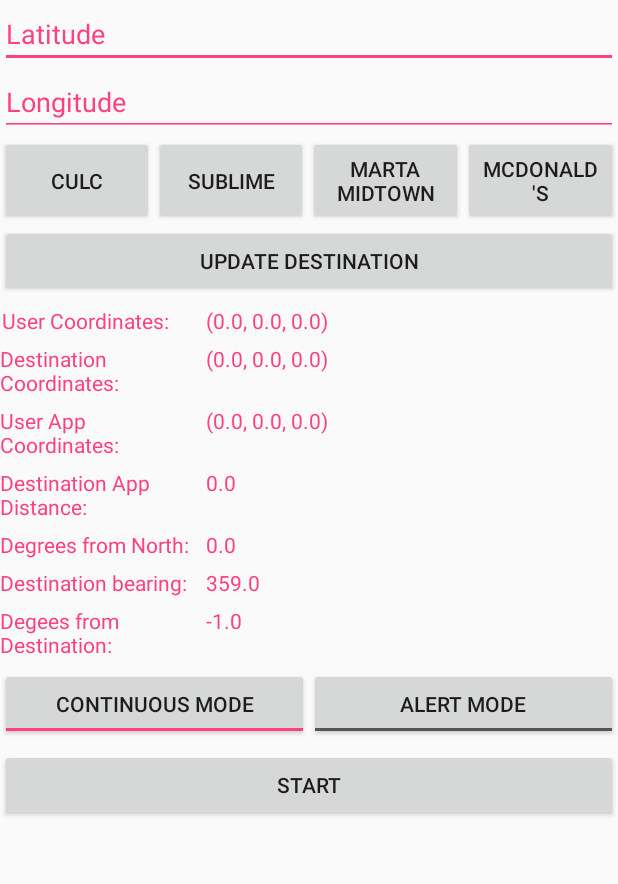
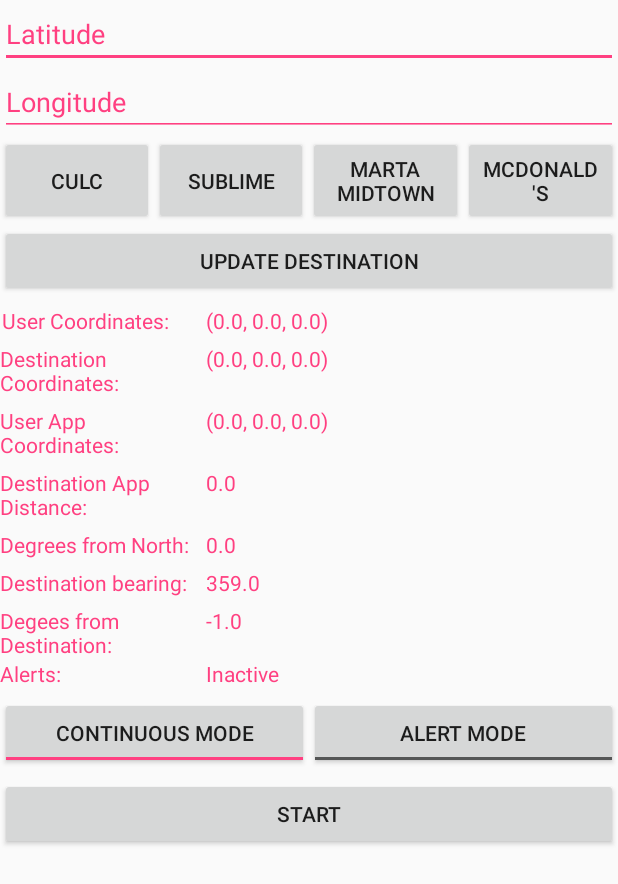
Before and after one commit to rhiannanberry/BinauralAudioService, an Android app: the screen it shows after launch (MainActivity), on a phone screen of 412 x 824 dp. Shown: the top 884 px of the screen. Run offline under Robolectric (Android 15) with nearby library versions, the phone set to English and light mode, and no system bars; libraries missing offline, so code that uses them is left out: com.google.vr.sdk; plain views replace GvrView; 19 statements that could not run were skipped.

Commit message:
Finally pushing the alert stuff wahoo

```diff
--- /dev/null
+++ b/app/src/main/java/com/compaudio/javabinauralservice/AlertManager.java
@@ -0,0 +1,136 @@
+package com.compaudio.javabinauralservice;
+
+import android.util.Log;
+
+import com.google.vr.sdk.audio.GvrAudioEngine;
+
+import java.util.Timer;
+import java.util.TimerTask;
+
+public class AlertManager {
+    private static final String TAG = "Alerts";
+
+    private static final AlertManager ourInstance = new AlertManager();
+    //these use real distances
+    private double originalDistance;
+    private double shortestDistance;
+    private double threshDistance;
+    private double endTime, timeRemaining, timeTimer;
+    private boolean distTripped, angleTripped, alertActive,  alertsEnabled;
+    public boolean alertCurrentlyActive;
+    private int sourceId;
+    GvrAudioEngine ae;
+    private Timer timer;
+    private TimerTask task;
+    public static AlertManager getInstance() {
+        return ourInstance;
+    }
+
+    private AlertManager() {
+        distTripped = false;
+        angleTripped = false;
+        threshDistance = 3; //meters
+    }
+
+    public void setSourceAndEngine(int sourceId, GvrAudioEngine ae) {
+        this.ae = ae;
+        this.sourceId = sourceId;
+    }
+
+    public void reset(double originalDistance) {
+        distTripped = false;
+        angleTripped = false;
+        this.originalDistance = originalDistance;
+        shortestDistance = originalDistance;
+    }
+
+    public int checkAlerts(double degreesOff, double newDistance) {
+        if (alertsEnabled) {
+
+            timeRemaining = endTime - System.currentTimeMillis();
+            Log.i(TAG, "is active? " + alertCurrentlyActive);
+            if (alertCurrentlyActive) {
+                checkToReleaseAlerts(degreesOff, newDistance);
+
+            } else {
+                angleTripped = (Math.abs(degreesOff) > 60);
+                if (newDistance <= shortestDistance) {
+                    shortestDistance = newDistance;
+                } else if ((newDistance - shortestDistance) > threshDistance) {
+                    distTripped = true;
+                } else {
+                    distTripped = false;
+                }
+                //&& distTripped
+                Log.i(TAG, "dist Remaining: " + (newDistance-shortestDistance));
+                Log.i(TAG, "time Remaining: " + (timeRemaining));
+
+                if (angleTripped && distTripped && (timeRemaining <= 0)) {
+                    activateAlert();
+                }
+            }
+            Log.i(TAG, "distTripped " + distTripped + ", angleTripped " + angleTripped );
+        }
+        return sourceId;
+    }
+
+    private void checkToReleaseAlerts(double degreesOff, double newDistance) {
+        //not using newDistance for now
+        Log.i(TAG, "Checking");
+
+        if (Math.abs(degreesOff) <= 40) {
+            shortestDistance = newDistance;
+            alertCurrentlyActive = false;
+            angleTripped = false;
+            endTime = System.currentTimeMillis()+5*1000; // 5 second hold
+            int success = ae.createSoundObject("alerts/success.wav");
+            ae.playSound(success, false);
+//            task.cancel();
+            Log.i(TAG, "Released");
+        } else {
+            double time = System.currentTimeMillis();
+            Log.i(TAG, "timer: " + timeTimer + " sys time: " + time);
+            ae.setSoundVolume(sourceId, (float)(1.3 - (Math.abs(degreesOff))/180));
+
+
+            if (timeTimer <= time) {
+                Log.i(TAG, "PLAYING ALERT");
+                ae.playSound(sourceId, false);
+                timeTimer = System.currentTimeMillis() + 5000;
+                sourceId = ae.createSoundObject("alerts/chime.wav");
+            }
+        }
+    }
+
+    private void activateAlert() {
+        /*timer = new Timer();
+        //Set the schedule function
+        Log.i(TAG, "Alert Activated");
+
+        task = new TimerTask() {
+
+            @Override
+            public void run() {
+                ae.playSound(sourceId, false);
+            }
+        };
+        timer.scheduleAtFixedRate(task,
+                0, 5000);*/
+
+        alertCurrentlyActive = true;
+
+    }
+
+    public void disableAlerts() {
+        alertsEnabled = false;
+
+        Log.i(TAG, "Alert Cancelled");
+
+    }
+
+    public void enableAlerts() {
+        alertsEnabled = true;
+    }
+
+
+}
--- a/app/src/main/java/com/compaudio/javabinauralservice/MainActivity.java
+++ b/app/src/main/java/com/compaudio/javabinauralservice/MainActivity.java
@@ -28,15 +28,14 @@ public class MainActivity extends Activity implements View.OnClickListener{
     private ToggleButton continuousMode, alertMode;
     private GvrAudioEngine ae;
     //private ArrayList<Integer> musicSourceId;
-    private int currentSong = 0, musicSourceId = GvrAudioEngine.INVALID_ID;
+    private int currentSong = 0, musicSourceId = GvrAudioEngine.INVALID_ID, alertSourceId = GvrAudioEngine.INVALID_ID;
     private Thread musicLoadingThread, uiThread;
 
-    private TextView userLocation, userDestination, angleToDestination, azimuth, userLocationApp, bearing, destinationDistance;
+    private TextView userLocation, userDestination, angleToDestination, azimuth, userLocationApp, bearing, destinationDistance, alertActive;
     private EditText latIn, lonIn;
 
     private User user;
 
-    protected float[] modelPosition;
     private boolean isPlaying = false;
 
     @Override
@@ -82,6 +81,7 @@ public class MainActivity extends Activity implements View.OnClickListener{
         sublime.setOnClickListener(this);
         toggle.setOnClickListener(this);
 
+        alertActive = (TextView) findViewById(R.id.isAlertActive);
         userLocation = (TextView) findViewById(R.id.userLocation);
         userDestination = (TextView) findViewById(R.id.userDestination);
         angleToDestination = (TextView) findViewById(R.id.userAngleToDestination);
@@ -94,47 +94,6 @@ public class MainActivity extends Activity implements View.OnClickListener{
         lonIn = (EditText) findViewById(R.id.longInput);
 
 
-        uiThread = new Thread() {
-            @Override
-            public void run() {
-                try {
-                    while (!uiThread.isInterrupted()) {
-                        Thread.sleep(100);
-                        runOnUiThread(new Runnable() {
-                            @Override
-                            public void run() {
-                                //update cameraPosition
-                                Vector3 pos = user.getPosition();
-                                float[] q = user.getQuaternion();
-                                ae.setHeadPosition((float)pos.x, (float)pos.y, -(float)pos.z);
-                                //head rotation is easier bc we're just changing one axis rn (yaw)
-                                ae.setHeadRotation(q[0], q[1], q[2], q[3]);
-
-                                if (musicSourceId  != ae.INVALID_ID) {
-                                    ae.update();
-                                }
-                                userLocation.setText(user.getWorldPosition().toString());
-                                userDestination.setText(user.getDestinationVec().toString());
-                                destinationDistance.setText(Float.toString((float)user.getPosition().magnitude()));
-                                //180 off of current heading
-                                float offAngle = (user.compass.getBearingDegrees() - user.compass.getAzimuth());
-                                offAngle = (offAngle < -180) ? offAngle+360 : offAngle;
-                                offAngle = (offAngle > 180) ? offAngle-360 : offAngle;
-
-                                //this should be -180 < angle < 180
-                                //- means shortest turn is left, + means shortest turn is right
-                                angleToDestination.setText(Float.toString(offAngle));
-                                userLocationApp.setText(user.getPosition().toString());
-                                azimuth.setText(Float.toString(user.compass.getAzimuth()));
-                                bearing.setText(Float.toString(user.compass.getBearingDegrees()));
-                                // update TextView here!
-                            }
-                        });
-                    }
-                } catch (InterruptedException e) {
-                }
-            }
-        };
 
         new Thread(
                 new Runnable() {
@@ -146,17 +105,26 @@ public class MainActivity extends Activity implements View.OnClickListener{
                         // whenever the cube position changes.
                         //IMPORTANT NOTE: AUDIO TRACKS HAVE TO BE SINGLE CHANNEL (MONO) OR ELSE THEY WONT WORK!!!!
                         ae.preloadSoundFile("music/roots_loop.wav");
+                        ae.preloadSoundFile("alerts/chime.wav");
+                        ae.preloadSoundFile("alerts/success.wav");
+
+
                         musicSourceId = ae.createSoundObject("music/roots_loop.wav");
+                        alertSourceId = ae.createSoundObject("alerts/chime.wav");
+                        ae.setSoundObjectPosition(alertSourceId, 0, 0, 0);
                         ae.setSoundObjectPosition( //stationary, only the user moves
                                 musicSourceId, 0,0,0);
                         ae.pause();
 
-                        ae.playSound(musicSourceId, true /* looped playback */);
+                        AlertManager.getInstance().setSourceAndEngine(alertSourceId, ae);
+
+                        ae.playSound(musicSourceId, true);
 
                         Log.i(TAG, "End of setup");
                     }
                 })
                 .start();
+        uiThread = uiFrameThread();
 
         uiThread.start();
     }
@@ -178,6 +146,7 @@ public class MainActivity extends Activity implements View.OnClickListener{
             double lat = Double.valueOf(latIn.getText().toString());
             double lon = Double.valueOf(lonIn.getText().toString());
             user.setDestination(new Vector3(lat, lon)); //CULC
+            AlertManager.getInstance().reset(user.realDistance);
 
         } else if (view == marta) {
             latIn.setText("33.7811125");
@@ -214,9 +183,14 @@ public class MainActivity extends Activity implements View.OnClickListener{
             }
 
         } else if (view == alertMode) {
-            if (continuousMode.isChecked()) {
+            if (alertMode.isChecked()) {
+                Log.i(TAG, "Alert mode on");
+                AlertManager.getInstance().enableAlerts();
+
 
             } else {
+                Log.i(TAG, "Alert mode off");
+                AlertManager.getInstance().disableAlerts();
 
             }
         }
@@ -253,6 +227,69 @@ public class MainActivity extends Activity implements View.OnClickListener{
         Log.i(TAG, "Stopping music");
         isPlaying = false;
         ae.pause();
+    }
+
+    public Thread uiFrameThread() {
+        return new Thread() {
+            @Override
+            public void run() {
+                try {
+                    while (!uiThread.isInterrupted()) {
+                        Thread.sleep(100);
+                        runOnUiThread(new Runnable() {
+                            @Override
+                            public void run() {
+                                updateAudioSimulation();
+                                updateUI();
+                                float offAngle = (user.compass.getBearingDegrees() - user.compass.getAzimuth());
+                                offAngle = (offAngle < -180) ? offAngle+360 : offAngle;
+                                offAngle = (offAngle > 180) ? offAngle-360 : offAngle;
+                                alertSourceId = AlertManager.getInstance().checkAlerts(offAngle, user.realDistance);
+                                //checkAlerts
+                                //off angle, distance,
+
+                                // update TextView here!
+                            }
+                        });
+                    }
+                } catch (InterruptedException e) {
+                }
+            }
+        };
+    }
+
+    private void updateAudioSimulation() {
+        //update cameraPosition
+        Vector3 pos = user.getPosition();
+        float[] q = user.getQuaternion();
+        ae.setHeadPosition((float)pos.x, (float)pos.y, -(float)pos.z);
+        //head rotation is easier bc we're just changing one axis rn (yaw)
+        ae.setHeadRotation(q[0], q[1], q[2], q[3]);
+
+        if (musicSourceId  != ae.INVALID_ID) {
+            ae.update();
+        }
+    }
+
+    private void updateUI() {
+        //180 off of current heading
+        float offAngle = (user.compass.getBearingDegrees() - user.compass.getAzimuth());
+        offAngle = (offAngle < -180) ? offAngle+360 : offAngle;
+        offAngle = (offAngle > 180) ? offAngle-360 : offAngle;
+        //this should be -180 < angle < 180
+        //- means shortest turn is left, + means shortest turn is right
+        userLocation.setText(user.getWorldPosition().toString());
+        userDestination.setText(user.getDestinationVec().toString());
+        destinationDistance.setText(Float.toString((float)user.getPosition().magnitude()));
+        angleToDestination.setText(Float.toString(offAngle));
+        userLocationApp.setText(user.getPosition().toString());
+        azimuth.setText(Float.toString(user.compass.getAzimuth()));
+        bearing.setText(Float.toString(user.compass.getBearingDegrees()));
+        if (AlertManager.getInstance().alertCurrentlyActive) {
+            alertActive.setText("Active");
+        } else {
+            alertActive.setText("Inactive");
+        }
     }
 
     /**
--- a/app/src/main/java/models/User.java
+++ b/app/src/main/java/models/User.java
@@ -17,12 +17,13 @@ public class User implements LocationListener {
     private Context ctx;
 
     private LocationManager lm;
-    private Location loc, destination;
+    public Location loc, destination;
     public Compass compass;
 
     Vector3 worldPosition = new Vector3(), position = new Vector3(), destinationVec = new Vector3();
 
     private double startDistance = 10.0;
+    public double realDistance=0;
     private double adjustedScale = -1;
     boolean locationSet = false, destinationSet = false, scaleSet = false;
 
@@ -118,9 +119,9 @@ public class User implements LocationListener {
             //just flip it in appSpacePosition
             worldPosition = new Vector3(loc.getLatitude(), loc.getLongitude());
             float bearing = loc.bearingTo(destination);
-            float distance = loc.distanceTo(destination);
+            realDistance = loc.distanceTo(destination);
             compass.setBearingDegrees(bearing);
-            appSpacePosition(distance, worldPosition.subtract(destinationVec));
+            appSpacePosition(realDistance, worldPosition.subtract(destinationVec));
         }
     }
 
--- a/app/src/main/res/layout/activity_main.xml
+++ b/app/src/main/res/layout/activity_main.xml
@@ -246,6 +246,27 @@
                 android:textColor="@color/colorAccent"
                 />
         </android.support.v7.widget.LinearLayoutCompat>
+        <android.support.v7.widget.LinearLayoutCompat
+            android:layout_width="match_parent"
+            android:layout_height="wrap_content"
+            android:orientation="horizontal">
+            <TextView
+                android:id="@+id/alertsLabel"
+                android:layout_weight="1"
+                android:layout_width="0px"
+                android:layout_height="match_parent"
+                android:text="Alerts: "
+                android:textColor="@color/colorAccent"
+                />
+            <TextView
+                android:id="@+id/isAlertActive"
+                android:layout_weight="2"
+                android:layout_width="0px"
+                android:layout_height="match_parent"
+
+                android:textColor="@color/colorAccent"
+                />
+        </android.support.v7.widget.LinearLayoutCompat>
         <View
             android:layout_width="match_parent"
             android:layout_height="6dp"/>
```
Also changed, not shown: 2 other files.
